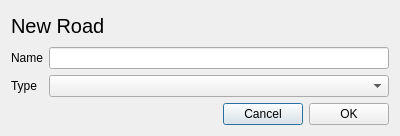
Qt form bnbnav-frontend/newroaddialog.ui (vicr123/bnbnav) before a commit.
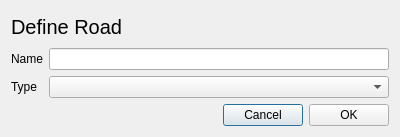
The same form after that commit.

```diff
--- a/bnbnav-frontend/newroaddialog.ui
+++ b/bnbnav-frontend/newroaddialog.ui
@@ -7,7 +7,7 @@
     <x>0</x>
     <y>0</y>
     <width>400</width>
-    <height>136</height>
+    <height>137</height>
    </rect>
   </property>
   <property name="windowTitle">
@@ -22,7 +22,7 @@
       </font>
      </property>
      <property name="text">
-      <string>New Road</string>
+      <string>Define Road</string>
      </property>
     </widget>
    </item>
```
